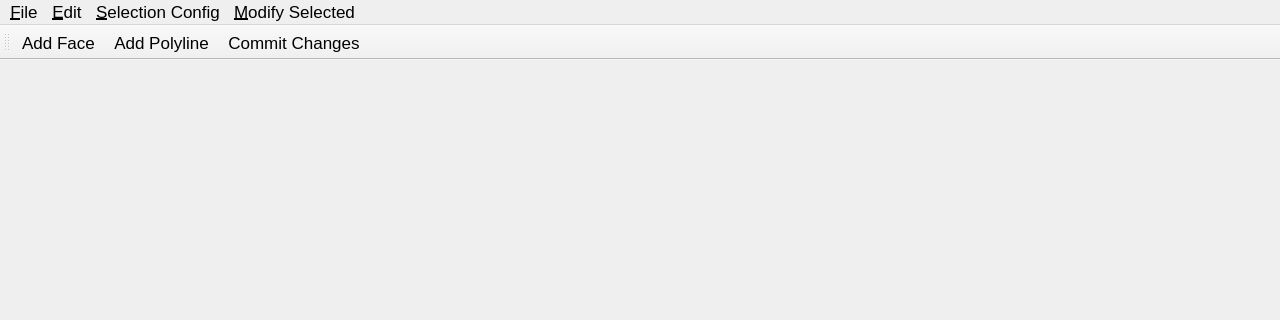
tobyc11/Nome3, file Application/QtFrontend/MainWindow.ui: the form before one commit; both pictures show x 0 to 1280 and y 0 to 320 of the 1280 by 720 pixel window.
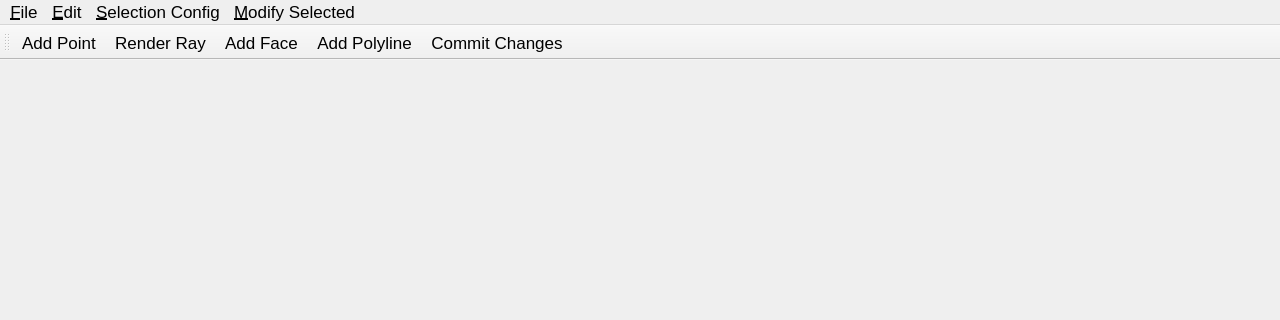
The form after the commit.

Commit message: Add render ray changes

```diff
--- a/Application/QtFrontend/MainWindow.ui
+++ b/Application/QtFrontend/MainWindow.ui
@@ -118,6 +118,8 @@
    <attribute name="toolBarBreak">
     <bool>false</bool>
    </attribute>
+    <addaction name="actionAddPoint"/> <!--Steven's Add point-->
+    <addaction name="actionRenderRay"/> <!--Randy's Render ray-->
    <addaction name="actionAddFace"/>
    <addaction name="actionAddPolyline"/>
    <!--<addaction name="actionRemoveFace"/>-->
@@ -164,6 +166,19 @@
     <string>About</string>
    </property>
   </action>
+   <!-- Steven's Add Point-->
+   <action name="actionAddPoint">
+     <property name="text">
+       <string>&amp;Add Point</string>
+     </property>
+   </action>
+
+   <!-- Randy's Render Ray-->
+   <action name="actionRenderRay">
+     <property name="text">
+       <string>&amp;Render Ray</string>
+     </property>
+   </action>
 <!--  <action name="actionPoint">
    <property name="text">
     <string>&amp;Point</string>
```
Left out of the diff: 20 changed lines with no effect on the pictures. The commit also changes 12 other files.
